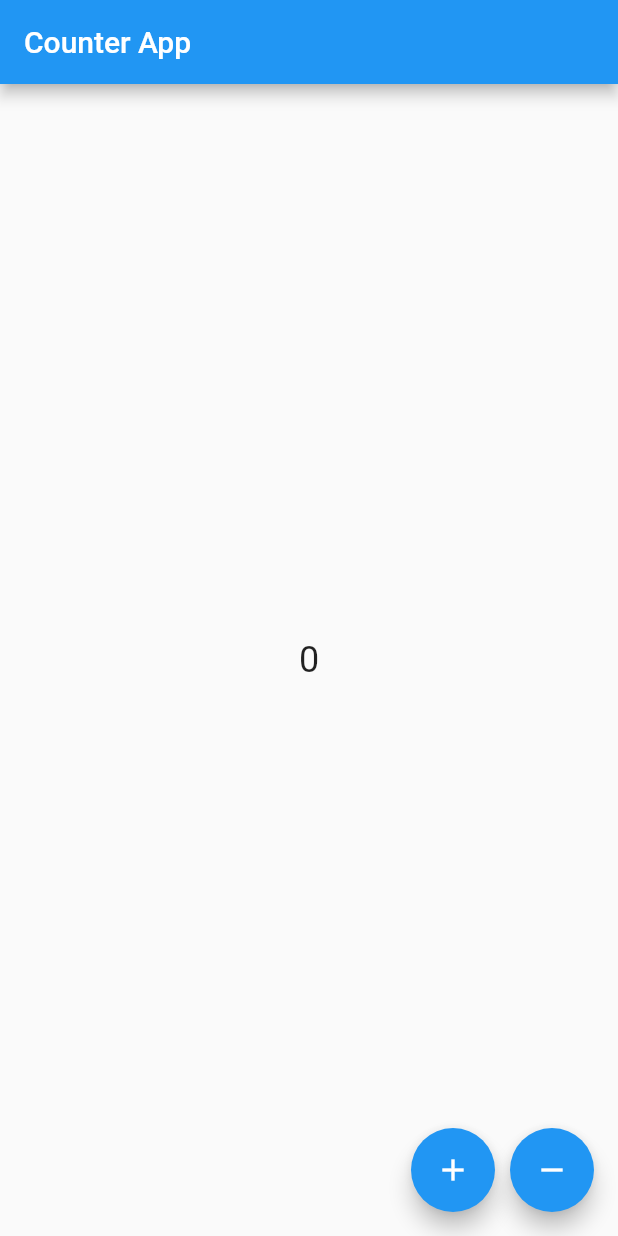
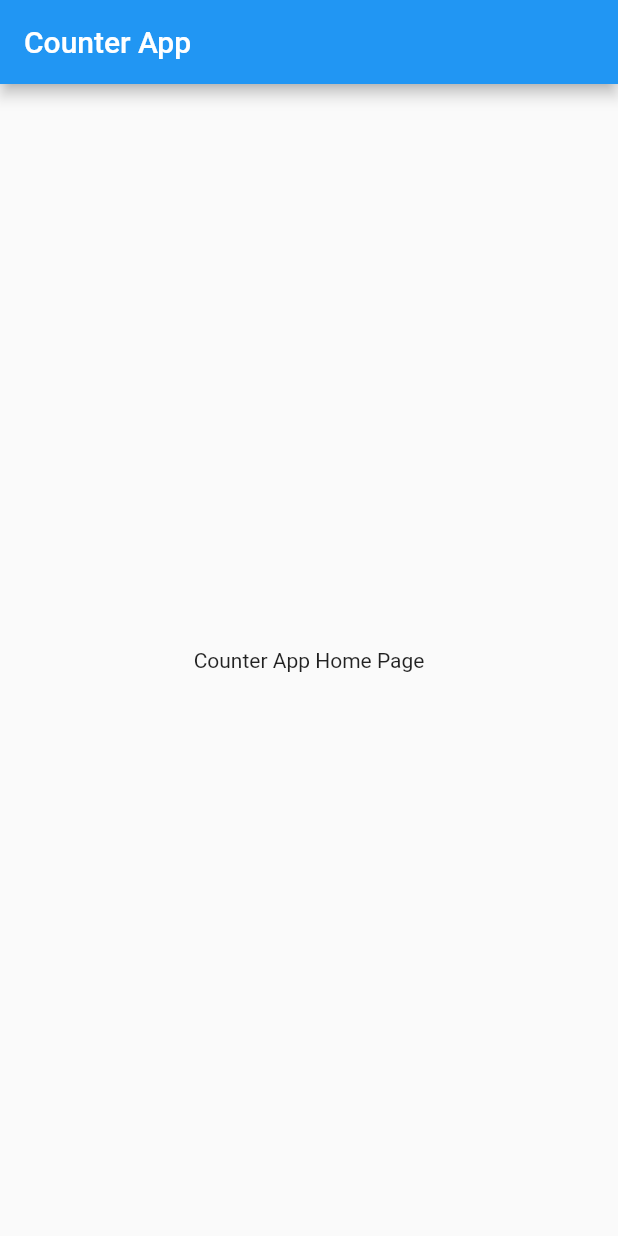
Before and after one commit to bhavikvashi1804/flutter_BLoC_Counter_App, a Flutter app: the screen it shows after launch, on a phone screen of 412 x 824 dp. Run offline on Flutter 3.47's test engine with Material 2 defaults, Android fonts, the phone set to English and light mode, and no system bars.

```diff
--- a/lib/counter_bloc.dart
+++ /dev/null
@@ -1,26 +0,0 @@
-
-import 'package:flutter_bloc/flutter_bloc.dart';
-
-//Events for Counter
-enum CounterEvent { increment, decrement }
-
-//BLOC for Counter
-class CounterBloc extends Bloc<CounterEvent, int> {
-
-  //we must have to provide initial value
-  @override
-  int get initialState => 0;
-
-  // convert the Event to State
-  @override
-  Stream<int> mapEventToState(CounterEvent event) async* {
-    switch (event) {
-      case CounterEvent.decrement:
-        yield state - 1;
-        break;
-      case CounterEvent.increment:
-        yield state + 1;
-        break;
-    }
-  }
-}
--- a/lib/main.dart
+++ b/lib/main.dart
@@ -1,74 +1,29 @@
 import 'package:flutter/material.dart';
-import 'package:flutter_bloc/flutter_bloc.dart';
 
-
-import './counter_bloc.dart';
-import './simple_bloc_delegate.dart';
 void main() {
-  BlocSupervisor.delegate = SimpleBlocDelegate();
   runApp(MyApp());
 }
 
 class MyApp extends StatelessWidget {
-
   @override
   Widget build(BuildContext context) {
     return MaterialApp(
       title: 'Counter App',
-      home: BlocProvider<CounterBloc>(
-        create: (context) => CounterBloc(),
-        child: MyHomePage(),
-      ),
+      home: MyHomePage(),
+      debugShowCheckedModeBanner: false,
     );
   }
 }
 
 class MyHomePage extends StatelessWidget {
-
-
   @override
   Widget build(BuildContext context) {
-
-    final CounterBloc counterBloc = BlocProvider.of<CounterBloc>(context);
-    //use this to call Events
-
-
     return Scaffold(
       appBar: AppBar(
         title: Text('Counter App'),
       ),
-      body: BlocBuilder<CounterBloc, int>(
-        //used BlocBuilder to consume data Stream
-        builder: (context, count) {
-          return Center(
-            child: Text(
-              '$count',
-              style: TextStyle(fontSize: 24.0),
-            ),
-          );
-        },
-      ),
-      floatingActionButton: Row(
-        mainAxisSize: MainAxisSize.min,
-        children: <Widget>[
-          FloatingActionButton(
-            onPressed: (){
-              counterBloc.add(CounterEvent.increment);
-            },
-            tooltip: 'Increment',
-            child: Icon(Icons.add),
-          ),
-          SizedBox(width:10),
-          FloatingActionButton(
-            onPressed: (){
-              counterBloc.add(CounterEvent.decrement);
-              //to Execute Event blocobj.add(Event)
-            },
-            tooltip: 'Decrement',
-            child: Icon(Icons.remove),
-          ),
-
-        ],
+      body: Center(
+        child: Text('Counter App Home Page'),
       ),
     );
   }
```
Also changed, not shown: lib/simple_bloc_delegate.dart (deleted, +0 -21 lines), pubspec.yaml (+6 -61 lines), pubspec.lock, 1 other file.
